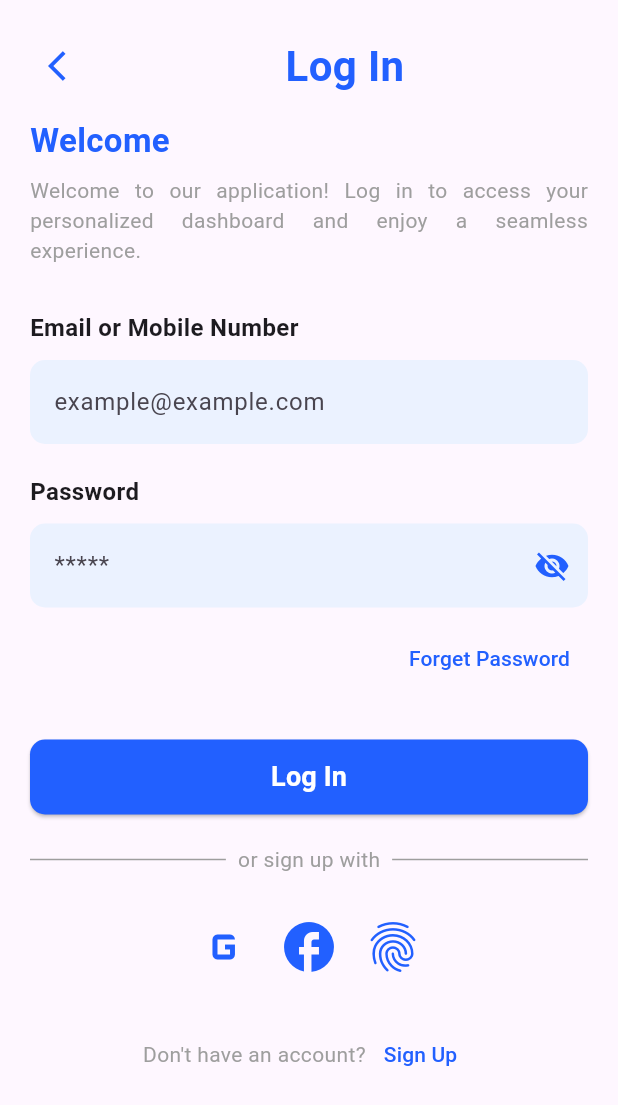
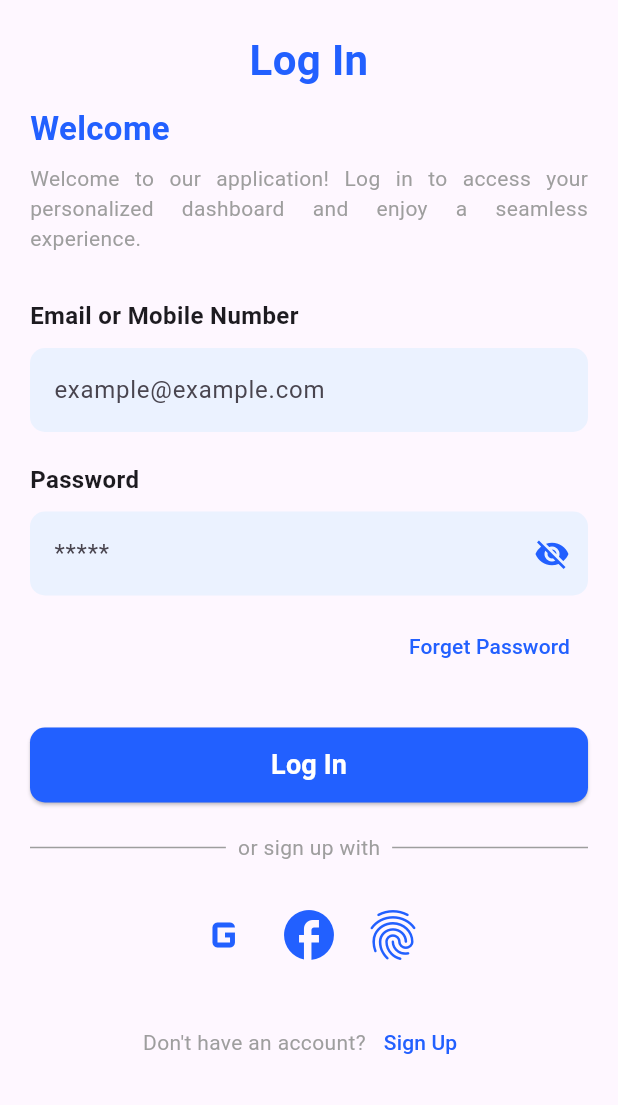
Before and after one commit to sahan-chamod/LifeBalance, a Flutter app: the screen it shows after launch, on a phone screen of 412 x 824 dp. Shown: the top 1105 px of the screen. Run offline on Flutter 3.47's test engine with Material 3 defaults, Android fonts, the phone set to English and light mode, and no system bars; our stand-ins replace cloud_firestore, file_picker, firebase_auth, firebase_core, firebase_database, image_picker and 1 more; accounts and stored records are empty.

Commit message:
some changes

```diff
--- a/lib/screens/Loginscreen.dart
+++ b/lib/screens/Loginscreen.dart
@@ -29,7 +29,7 @@ class _LoginScreenState extends State<LoginScreen> {
 
       if (user != null) {
         String? userCollection =
-        await _firebaseService.getUserCollection(user.email!);
+            await _firebaseService.getUserCollection(user.email!);
         if (userCollection == 'users') {
           userProvider = Provider.of<UserProvider>(context, listen: false);
           userProvider.userOtherDetails();
@@ -54,8 +54,6 @@ class _LoginScreenState extends State<LoginScreen> {
 
   @override
   Widget build(BuildContext context) {
-
-
     return Scaffold(
       body: SafeArea(
         child: SingleChildScrollView(
@@ -67,15 +65,15 @@ class _LoginScreenState extends State<LoginScreen> {
                 Row(
                   crossAxisAlignment: CrossAxisAlignment.center,
                   children: [
-                    IconButton(
-                      onPressed: () {
-                        Navigator.pop(context);
-                      },
-                      icon: const Icon(
-                        Icons.arrow_back_ios,
-                        color: AppColors.primaryColor,
-                      ),
-                    ),
+                    // IconButton(
+                    //   onPressed: () {
+                    //     Navigator.pop(context);
+                    //   },
+                    //   icon: const Icon(
+                    //     Icons.arrow_back_ios,
+                    //     color: AppColors.primaryColor,
+                    //   ),
+                    // ),
                     Expanded(
                       child: Center(
                         child: Text(
```
